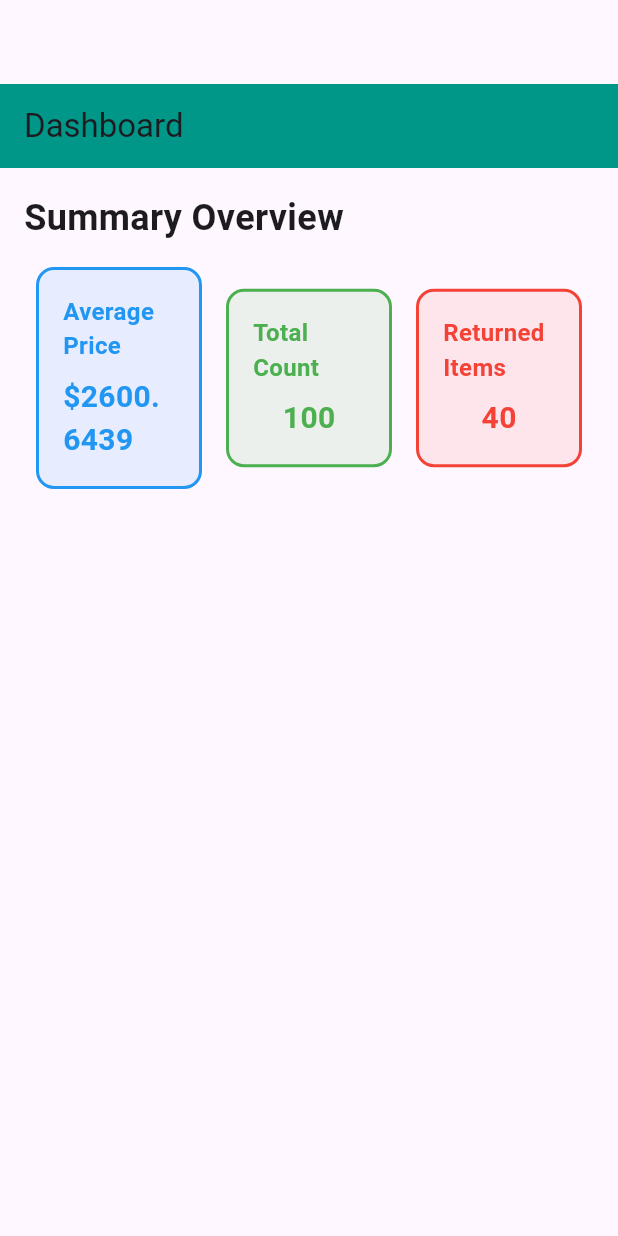
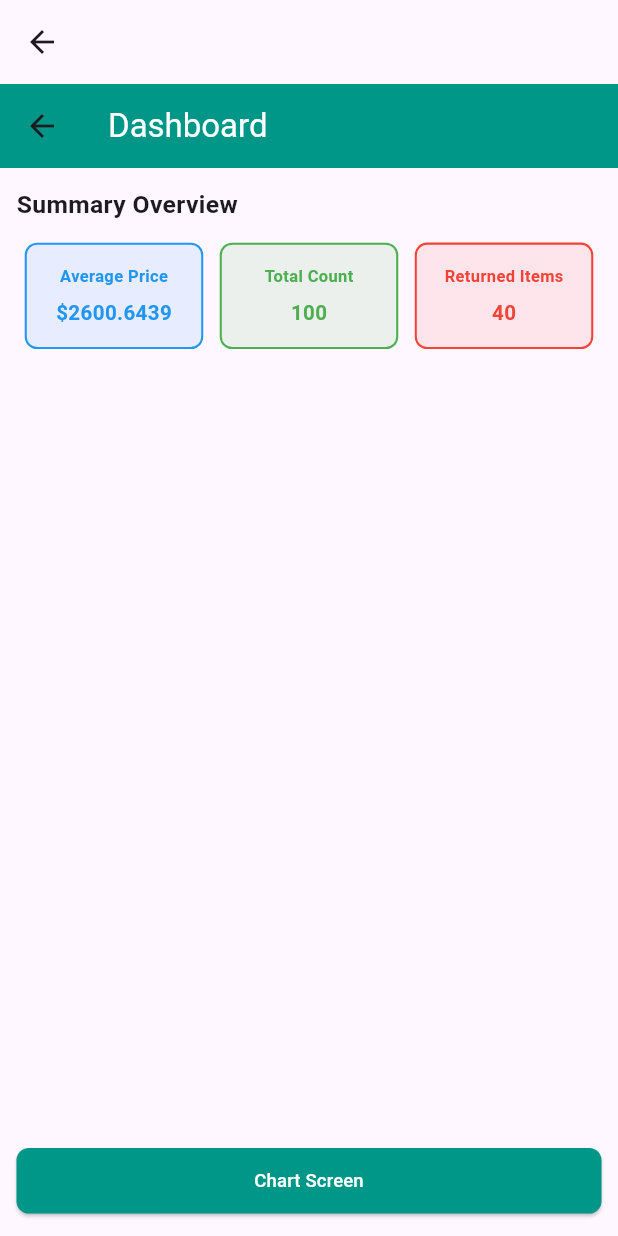
Before and after one commit to GithubUser18974/task, a Flutter app: the screen it shows after launch, on a phone screen of 412 x 824 dp. Run offline on Flutter 3.47's test engine with Material 3 defaults, Android fonts, the phone set to English and light mode, and no system bars; our stand-ins replace flutter_bloc, flutter_screenutil, get_it, syncfusion_flutter_charts.

Commit message:
finish mobile version

```diff
--- /dev/null
+++ b/lib/core/config/extension.dart
@@ -0,0 +1,22 @@
+import 'package:flutter/widgets.dart';
+
+extension Navigation on BuildContext {
+  Future<dynamic> pushNamed(String routeName, {Object? arguments}) {
+    return Navigator.of(this).pushNamed(routeName, arguments: arguments);
+  }
+
+  Future<dynamic> pushReplacementNamed(String routeName, {Object? arguments}) {
+    return Navigator.of(this)
+        .pushReplacementNamed(routeName, arguments: arguments);
+  }
+
+  Future<dynamic> pushNamedAndRemoveUntil(String routeName,
+      {Object? arguments, required RoutePredicate predicate}) {
+    return Navigator.of(this)
+        .pushNamedAndRemoveUntil(routeName, predicate, arguments: arguments);
+  }
+
+  void pop() {
+    return Navigator.of(this).pop();
+  }
+}
--- /dev/null
+++ b/lib/core/routing/app_router.dart
@@ -0,0 +1,18 @@
+import 'package:flutter/material.dart';
+import 'package:task/core/routing/routes.dart';
+import 'package:task/features/orders/presentation/home/home_screen.dart';
+import 'package:task/features/orders/presentation/order_chart/order_chart_screen.dart';
+
+class AppRouter {
+  Route generateRoute(RouteSettings settings) {
+    final arguments = settings.arguments;
+    switch (settings.name) {
+      case Routes.homeScreen:
+        return MaterialPageRoute(builder: (_) => const HomeScreen());
+      case Routes.orderChartScreen:
+        return MaterialPageRoute(builder: (_) => const OrderChartScreen());
+      default:
+        return MaterialPageRoute(builder: (_) => const HomeScreen());
+    }
+  }
+}
--- /dev/null
+++ b/lib/core/routing/routes.dart
@@ -0,0 +1,4 @@
+class Routes {
+  static const String homeScreen = "/homeScreen";
+  static const String orderChartScreen = "/orderChartScreen";
+}
--- a/lib/features/orders/presentation/home/home_screen.dart
+++ b/lib/features/orders/presentation/home/home_screen.dart
@@ -1,8 +1,8 @@
 import 'package:flutter/material.dart';
 import 'package:flutter_bloc/flutter_bloc.dart';
-import 'package:task/di/di.dart';
 import 'package:task/features/orders/presentation/home/widgets/home_screen_view.dart';
 
+import '../../../../core/di/di.dart';
 import 'manager/home_manager.dart';
 import 'manager/home_state.dart';
 
--- a/lib/features/orders/presentation/home/widgets/home_screen_view.dart
+++ b/lib/features/orders/presentation/home/widgets/home_screen_view.dart
@@ -1,6 +1,9 @@
 import 'package:flutter/material.dart';
-import 'package:task/config/config.dart';
+import 'package:flutter_screenutil/flutter_screenutil.dart';
+import 'package:task/core/config/extension.dart';
 
+import '../../../../../core/config/config.dart';
+import '../../../../../core/routing/routes.dart';
 import '../../../logic/entity/summary.dart';
 
 class HomeScreenView extends StatelessWidget {
@@ -11,11 +14,14 @@ class HomeScreenView extends StatelessWidget {
   Widget build(BuildContext context) {
     return Scaffold(
       appBar: AppBar(
-        title: Text('Dashboard'),
+        title: const Text(
+          'Dashboard',
+          style: TextStyle(color: Colors.white),
+        ),
         backgroundColor: Colors.teal,
       ),
       body: Padding(
-        padding: const EdgeInsets.all(16.0),
+        padding: EdgeInsets.symmetric(vertical: 16.h, horizontal: 16.w),
         child: Column(
           crossAxisAlignment: CrossAxisAlignment.stretch,
           children: [
@@ -23,11 +29,11 @@ class HomeScreenView extends StatelessWidget {
             Text(
               'Summary Overview',
               style: TextStyle(
-                fontSize: 24,
+                fontSize: 24.sp,
                 fontWeight: FontWeight.bold,
               ),
             ),
-            SizedBox(height: 16),
+            SizedBox(height: 16.h),
 
             // Stats Row
             Row(
@@ -43,6 +49,26 @@ class HomeScreenView extends StatelessWidget {
                     summary.returnedCount.toString(), Colors.red),
               ],
             ),
+            const Spacer(),
+            ////////////////////////////
+            ElevatedButton(
+              onPressed: () {
+                // Add your action here
+                context.pushNamed(Routes.orderChartScreen);
+              },
+              style: ElevatedButton.styleFrom(
+                padding: EdgeInsets.symmetric(vertical: 16.h, horizontal: 24.w),
+                backgroundColor: Colors.teal,
+                shape: RoundedRectangleBorder(
+                  borderRadius: BorderRadius.circular(12.r),
+                ),
+              ),
+              child: Text(
+                'Chart Screen',
+                style: TextStyle(fontSize: 18.sp, color: Colors.white),
+              ),
+            ),
+            /////////////////////////
           ],
         ),
       ),
@@ -52,28 +78,28 @@ class HomeScreenView extends StatelessWidget {
   Widget _buildStatCard(String title, String value, Color color) {
     return Expanded(
       child: Container(
-        margin: const EdgeInsets.symmetric(horizontal: 8),
-        padding: const EdgeInsets.all(16),
+        margin: EdgeInsets.symmetric(horizontal: 8.w),
+        padding: EdgeInsets.symmetric(vertical: 16.h, horizontal: 16.w),
         decoration: BoxDecoration(
           color: color.withOpacity(0.1),
-          borderRadius: BorderRadius.circular(12),
-          border: Border.all(color: color, width: 2),
+          borderRadius: BorderRadius.circular(12.r),
+          border: Border.all(color: color, width: 2.w),
         ),
         child: Column(
           children: [
             Text(
               title,
               style: TextStyle(
-                fontSize: 16,
+                fontSize: 16.sp,
                 fontWeight: FontWeight.bold,
                 color: color,
               ),
             ),
-            SizedBox(height: 8),
+            SizedBox(height: 8.h),
             Text(
               value,
               style: TextStyle(
-                fontSize: 20,
+                fontSize: 20.sp,
                 fontWeight: FontWeight.bold,
                 color: color,
               ),
--- a/lib/features/orders/presentation/order_chart/order_chart_screen.dart
+++ b/lib/features/orders/presentation/order_chart/order_chart_screen.dart
@@ -1,10 +1,10 @@
 import 'package:flutter/material.dart';
 import 'package:flutter_bloc/flutter_bloc.dart';
 import 'package:syncfusion_flutter_charts/charts.dart';
-import 'package:task/di/di.dart';
 import 'package:task/features/orders/logic/entity/order_filtered.dart';
 import 'package:task/features/orders/presentation/order_chart/manager/order_chart_state.dart';
 
+import '../../../../core/di/di.dart';
 import '../order_chart/manager/order_chart_manager.dart';
 
 class OrderChartScreen extends StatelessWidget {
--- a/lib/main.dart
+++ b/lib/main.dart
@@ -1,18 +1,30 @@
 import 'package:flutter/material.dart';
-import 'package:task/di/di.dart';
-import 'package:task/features/orders/presentation/home/home_screen.dart';
+import 'package:flutter_screenutil/flutter_screenutil.dart';
+import 'package:task/core/routing/routes.dart';
+
+import 'core/di/di.dart';
+import 'core/routing/app_router.dart';
 
 void main() {
   configureDependencies();
-  runApp(const MyApp());
+  runApp(MyApp(
+    appRouter: AppRouter(),
+  ));
 }
 
 class MyApp extends StatelessWidget {
-  const MyApp({super.key});
-
+  const MyApp({super.key, required this.appRouter});
+  final AppRouter appRouter;
   // This widget is the root of your application.
   @override
   Widget build(BuildContext context) {
+    //Set the fit size (Find your UI design, look at the dimensions of the device screen and fill it in,unit in dp)
+    return ScreenUtilInit(
+        designSize: const Size(600, 1024),
+        minTextAdapt: true,
+        splitScreenMode: true,
+        // Use builder only if you need to use library outside ScreenUtilInit context
+        builder: (_, child) {
           return MaterialApp(
             debugShowCheckedModeBanner: false,
             theme: ThemeData(
@@ -21,7 +33,9 @@ class MyApp extends StatelessWidget {
               ),
               useMaterial3: true,
             ),
-      home: const HomeScreen(),
+            initialRoute: Routes.homeScreen,
+            onGenerateRoute: appRouter.generateRoute,
           );
+        });
   }
 }
--- a/pubspec.yaml
+++ b/pubspec.yaml
@@ -36,6 +36,7 @@ dependencies:
   get_it:
   collection:
   syncfusion_flutter_charts: ^27.2.4
+  flutter_screenutil: ^5.9.3
 
 dev_dependencies:
   flutter_lints: ^4.0.0
```
Also changed, not shown: lib/core/di/di.dart (renamed from lib/di/di.dart, +5 -5 lines), lib/core/config/config.dart (renamed from lib/config/config.dart). Lines whose indentation alone changed are shown as unchanged.
